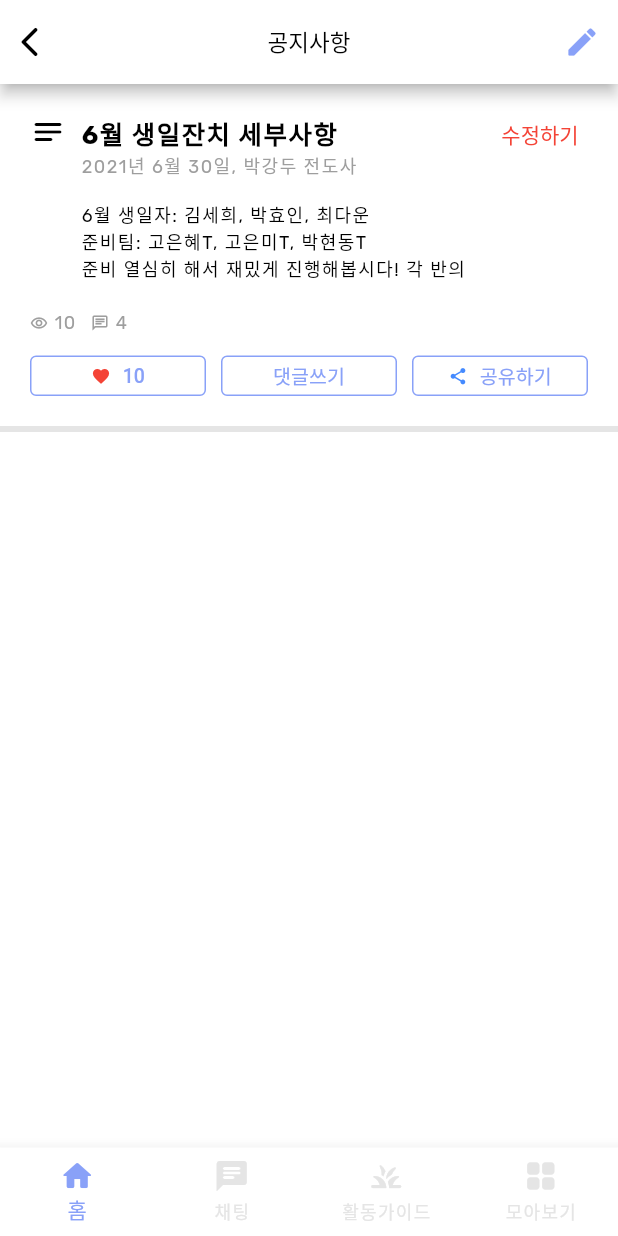
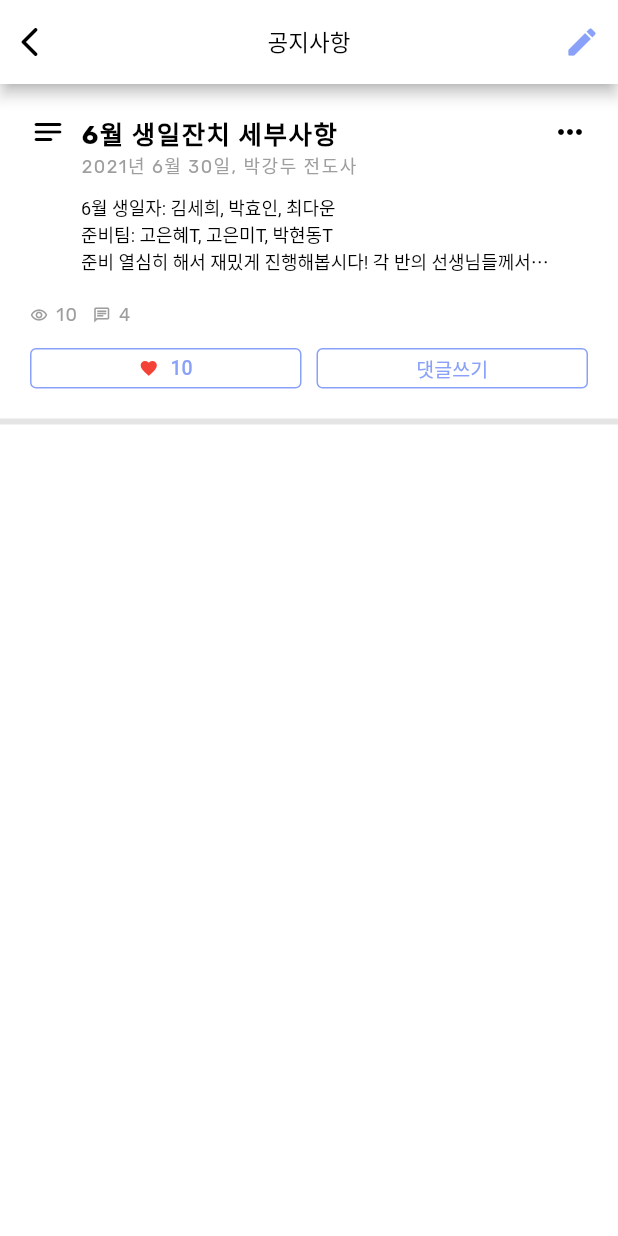
Before and after one commit to alexcho617/do-it-church, a Flutter app: the NoticeListRoute screen opened directly, on a phone screen of 412 x 824 dp. Run offline on Flutter 3.47's test engine with Material 2 defaults, Android fonts, the phone set to English and light mode, and no system bars; our stand-ins replace cloud_firestore, firebase_auth, firebase_core; accounts and stored records are empty.

Commit message:
modify notice and home

```diff
--- a/lib/screens/home.dart
+++ b/lib/screens/home.dart
@@ -16,8 +16,6 @@ class _HomeRouteState extends State<HomeRoute> {
   Widget build(BuildContext context) {
     // var mediaQuery = MediaQuery.of(context);
     // final size = mediaQuery.size.width;
-    int screenIndex = 0;
-    List<Widget> screenList = [Text('홈스크린'), Text('채팅'), Text('활동가이드화면'), Text('모아보기화면')];
     return Scaffold(
       backgroundColor: Colors.white,
       appBar: AppBar(
@@ -215,36 +213,6 @@ class _HomeRouteState extends State<HomeRoute> {
           ],
         ),
       ),
-      bottomNavigationBar: BottomNavigationBar(
-        type: BottomNavigationBarType.fixed,
-        backgroundColor: Colors.white,
-        items: const <BottomNavigationBarItem>[
-          BottomNavigationBarItem(
-            icon: Icon(Icons.home_rounded),
-            label: '홈',
-          ),
-          BottomNavigationBarItem(
-            icon: Icon(Icons.chat_rounded),
-            label: '채팅',
-          ),
-          BottomNavigationBarItem(
-            icon: Icon(Icons.grass_rounded),
-            label: '활동가이드',
-          ),
-          BottomNavigationBarItem(
-            icon: Icon(Icons.grid_view_rounded),
-            label: '모아보기',
-          ),
-        ],
-        currentIndex: screenIndex,
-        selectedItemColor: Color(0xff89A1F8),
-        unselectedItemColor: Color(0xffE5E5E5),
-        onTap: (value){
-          setState(() {
-            screenIndex = value;
-          });
-        },
-      ),
     );
   }
 }
--- a/lib/screens/notice_list.dart
+++ b/lib/screens/notice_list.dart
@@ -1,4 +1,5 @@
 import 'package:do_it_church/constants.dart';
+import 'package:do_it_church/screens/mainpage.dart';
 import 'package:do_it_church/screens/notice_new.dart';
 import 'package:flutter/material.dart';
 import 'notice_detail.dart';
@@ -35,13 +36,6 @@ class _NoticeListRouteState extends State<NoticeListRoute> {
   Widget build(BuildContext context) {
     // var mediaQuery = MediaQuery.of(context);
     // final size = mediaQuery.size.width;
-    int screenIndex = 0;
-    List<Widget> screenList = [
-      Text('홈스크린'),
-      Text('채팅'),
-      Text('활동가이드화면'),
-      Text('모아보기화면')
-    ];
     return Scaffold(
       backgroundColor: Colors.white,
       appBar: AppBar(
@@ -115,27 +109,15 @@ class _NoticeListRouteState extends State<NoticeListRoute> {
                         ),
                         Expanded(
                           child: Container(
-                            margin: const EdgeInsets.only(left: 10),
+                            margin: const EdgeInsets.only(left: 10, bottom: 20),
                             child: Column(
                               crossAxisAlignment: CrossAxisAlignment.start,
                               children: [
                                 Row(
-                                  mainAxisAlignment:
-                                      MainAxisAlignment.spaceBetween,
                                   children: [
                                     Text(
                                       '6월 생일잔치 세부사항',
                                       style: kNoticeTitleTextStyle,
-                                    ),
-                                    SizedBox(
-                                      height: 18,
-                                      child: TextButton(
-                                        onPressed: () {},
-                                        child: Text('수정하기'),
-                                        style: TextButton.styleFrom(
-                                            primary: Colors.red,
-                                            padding: EdgeInsets.all(0)),
-                                      ),
                                     ),
                                   ],
                                 ),
@@ -148,15 +130,20 @@ class _NoticeListRouteState extends State<NoticeListRoute> {
                                     ),
                                   ],
                                 ),
+                                Container(
+                                  height: 10,
+                                ),
                                 Row(
                                   children: [
-                                    Container(
-                                      margin: const EdgeInsets.only(
-                                          top: 15, bottom: 20),
-                                      child: Text(
-                                          '6월 생일자: 김세희, 박효인, 최다운\n준비팀: 고은혜T, 고은미T, 박현동T\n'
-                                          '준비 열심히 해서 재밌게 진행해봅시다! 각 반의 ',
+                                    Flexible(
+                                      child: RichText(
+                                        overflow: TextOverflow.ellipsis,
+                                        maxLines: 3,
+                                        text: TextSpan(
+                                          text:'6월 생일자: 김세희, 박효인, 최다운\n준비팀: 고은혜T, 고은미T, 박현동T\n'
+                                              '준비 열심히 해서 재밌게 진행해봅시다! 각 반의 선생님들께서는 아이들에게 생일잔치에 대한 문자 메세지를 하루 전 날에 꼬옥 보내주세요!',
                                           style: kNoticeContentTextStyle),
+                                      )
                                     )
                                   ],
                                 ),
@@ -164,6 +151,32 @@ class _NoticeListRouteState extends State<NoticeListRoute> {
                             ),
                           ),
                         ),
+                        IconButton(
+                            padding: EdgeInsets.zero,
+                            constraints: BoxConstraints(),
+                            icon: Icon(Icons.more_horiz, color: Colors.black),
+                            onPressed: () {
+                              showModalBottomSheet(
+                                  context: context,
+                                  builder: (context){
+                                    return Column(
+                                      mainAxisSize: MainAxisSize.min,
+                                      children: [
+                                        ListTile(
+                                          title: Text('글 수정하기'),
+                                        ),
+                                        ListTile(
+                                          title: Text('공유하기'),
+                                        ),
+                                        ListTile(
+                                          title: Text('삭제하기'),
+                                        ),
+                                      ],
+                                    );
+                                  }
+                              );
+                            },
+                        )
                       ],
                     ),
                     Row(
@@ -173,12 +186,18 @@ class _NoticeListRouteState extends State<NoticeListRoute> {
                           size: 12,
                           color: Colors.grey,
                         ),
-                        Text(' 10', style: kNoticeCountTextStyle),
+                        Container(
+                          width: 5,
+                        ),
+                        Text('10', style: kNoticeCountTextStyle),
                         Container(
                           width: 10,
                         ),
                         Icon(Icons.chat_outlined, size: 12, color: Colors.grey),
-                        Text(' 4', style: kNoticeCountTextStyle)
+                        Container(
+                          width: 5,
+                        ),
+                        Text('4', style: kNoticeCountTextStyle)
                       ],
                     ),
                     Container(
@@ -212,27 +231,15 @@ class _NoticeListRouteState extends State<NoticeListRoute> {
                           child: SizedBox(
                             height: 27,
                             child: OutlinedButton(
-                              onPressed: () {},
+                              onPressed: () {
+                                Navigator.push(
+                                  context,
+                                  MaterialPageRoute(builder: (context) => MainRoute()),
+                                );
+                                setState(() {});
+                              },
                               child:
                                   Text('댓글쓰기', style: TextStyle(fontSize: 13)),
-                            ),
-                          ),
-                        ),
-                        Container(
-                          width: 10,
-                        ),
-                        Expanded(
-                          child: SizedBox(
-                            height: 27,
-                            child: OutlinedButton.icon(
-                              onPressed: () {},
-                              icon: Icon(
-                                Icons.share,
-                                color: Colors.blueAccent,
-                                size: 13,
-                              ),
-                              label:
-                                  Text('공유하기', style: TextStyle(fontSize: 13)),
                             ),
                           ),
                         ),
@@ -245,36 +252,6 @@ class _NoticeListRouteState extends State<NoticeListRoute> {
           ],
         ),
       ),
-      bottomNavigationBar: BottomNavigationBar(
-        type: BottomNavigationBarType.fixed,
-        backgroundColor: Colors.white,
-        items: const <BottomNavigationBarItem>[
-          BottomNavigationBarItem(
-            icon: Icon(Icons.home_rounded),
-            label: '홈',
-          ),
-          BottomNavigationBarItem(
-            icon: Icon(Icons.chat_rounded),
-            label: '채팅',
-          ),
-          BottomNavigationBarItem(
-            icon: Icon(Icons.grass_rounded),
-            label: '활동가이드',
-          ),
-          BottomNavigationBarItem(
-            icon: Icon(Icons.grid_view_rounded),
-            label: '모아보기',
-          ),
-        ],
-        currentIndex: screenIndex,
-        selectedItemColor: Color(0xff89A1F8),
-        unselectedItemColor: Color(0xffE5E5E5),
-        onTap: (value) {
-          setState(() {
-            screenIndex = value;
-          });
-        },
-      ),
     );
   }
 }
```
Also changed, not shown: lib/screens/chat.dart (added, +64 -0 lines), lib/screens/guide.dart (added, +64 -0 lines), lib/screens/mainpage.dart (added, +60 -0 lines), lib/screens/more.dart (added, +64 -0 lines), lib/screens/mypage.dart (+8 -0 lines).
